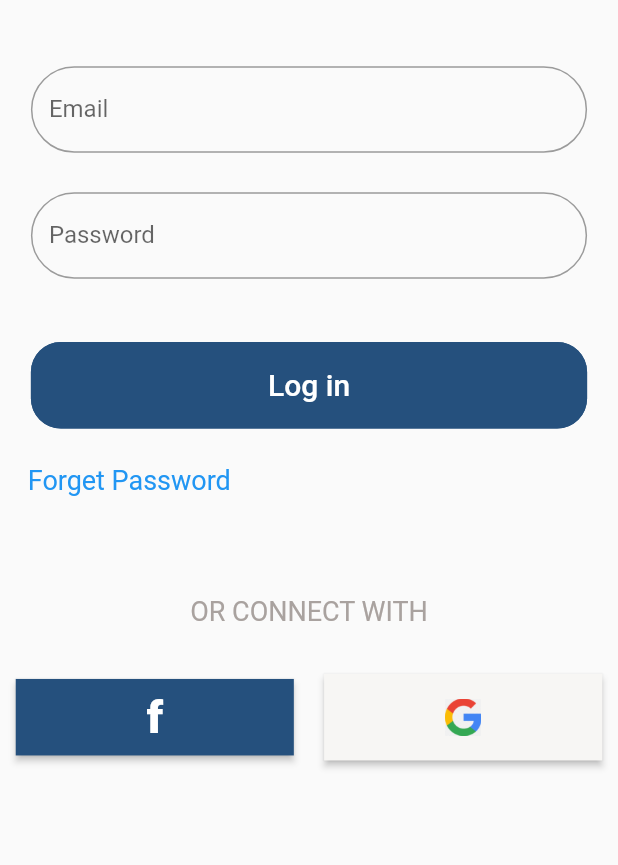
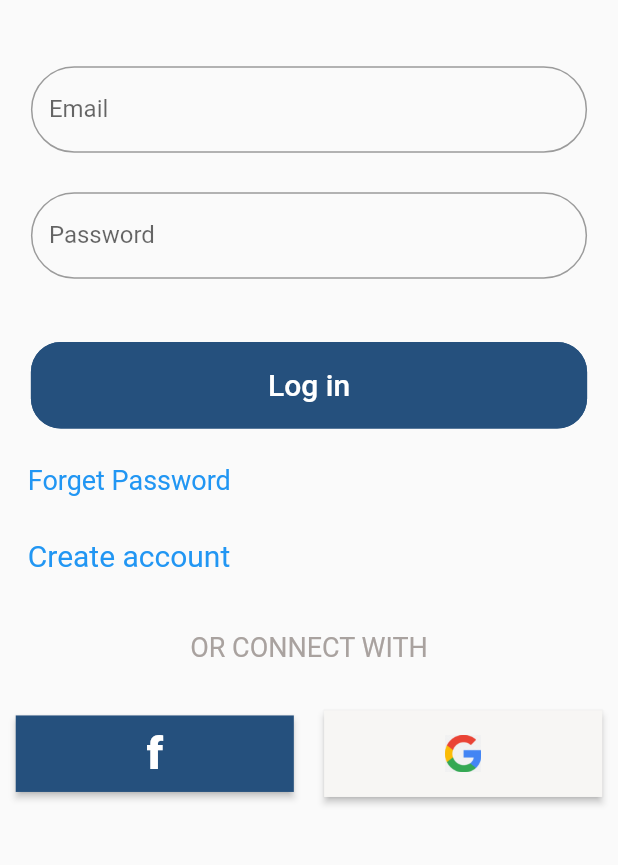
Before and after one commit to tolossamuel/CSEC-members, a Flutter app: the screen it shows after launch, after a tap on "Log in", on a phone screen of 412 x 824 dp, the part 127-992 px from its top. Run offline on Flutter 3.47's test engine with Material 2 defaults, Android fonts, the light colour scheme and no system bars; our stand-ins replace cloud_firestore, firebase_auth, firebase_core, get; accounts and stored records are empty; network calls fail; Roboto replaces fonts that are missing (RobotoCondensed).

Commit message:
login and register part completed

```diff
--- a/csec/lib/login_signup/login.dart
+++ b/csec/lib/login_signup/login.dart
@@ -118,20 +118,19 @@ class _LoginState extends State<Login> {
                       ),
                       OutlinedButton(
                         onPressed: () async {
-                          print("ffffffffffhhhhhhh");
                           final email = _email.text;
                           final password = _password.text;
                           try {
                             await FirebaseAuth.instance
                                 .signInWithEmailAndPassword(
                                     email: email, password: password);
-                            print("login");
+
                             final user = FirebaseAuth.instance.currentUser;
+                            // ignore: use_build_context_synchronously
+                            Navigator.pushReplacementNamed(context, '/home');
+
                             if (user?.emailVerified ?? false) {
-                              print("not login");
-                            } else {
-                              print("samuel");
-                            }
+                            } else {}
                           } on FirebaseAuthException catch (e) {
                             if (e.code == "user-not-found") {
                               print("user-not-found");
@@ -184,7 +183,18 @@ class _LoginState extends State<Login> {
                         ),
                       ),
                       SizedBox(
-                        height: Dimensions.height5 * 10,
+                        height: Dimensions.height5 * 0.5,
+                      ),
+                      Align(
+                        alignment: Alignment.centerLeft,
+                        child: TextButton(
+                            onPressed: () {
+                              Navigator.pushNamed(context, "/register");
+                            },
+                            child: NormalText(text: "Create account")),
+                      ),
+                      SizedBox(
+                        height: Dimensions.height5 * 5,
                       ),
                       BigText(
                         text: "OR CONNECT WITH",
--- a/csec/lib/main.dart
+++ b/csec/lib/main.dart
@@ -1,4 +1,6 @@
+import 'package:csec/homePage/home.dart';
 import 'package:csec/login_signup/login.dart';
+import 'package:csec/login_signup/registers.dart';
 import 'package:csec/theming/change.dart';
 import 'package:flutter/material.dart';
 import 'package:get/get.dart';
@@ -27,6 +29,10 @@ class MyApp extends StatelessWidget {
       title: 'Note Book',
       home: const Login(),
       theme: Provider.of<ThemeProvider>(context).themeData,
+      routes: {
+        "/register": (context) => const Register(),
+        "/home": (context) => const HomePage(),
+      },
     );
   }
 }
```
Also changed, not shown: csec/lib/homePage/home.dart (added, +15 -0 lines), csec/lib/login_signup/registers.dart (+105 -14 lines), csec/lib/service/database.dart (added, +9 -0 lines).
